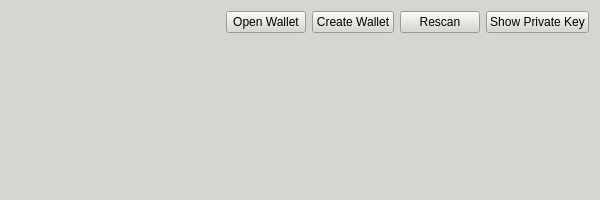
Above: settingsinfo.ui from gill3m/AkromaDesktopWallet before the change. Below: the same form after it.
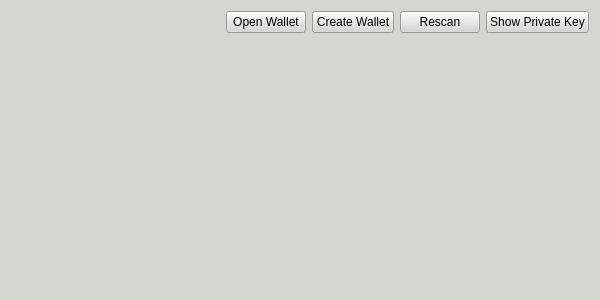
That is the form after the change.

Commit message: add button icons on homepage

What changed in the file:
```diff
--- a/settingsinfo.ui
+++ b/settingsinfo.ui
@@ -7,7 +7,7 @@
     <x>0</x>
     <y>0</y>
     <width>600</width>
-    <height>200</height>
+    <height>300</height>
    </rect>
   </property>
   <property name="palette">
```
The commit also changes 3 other files.
